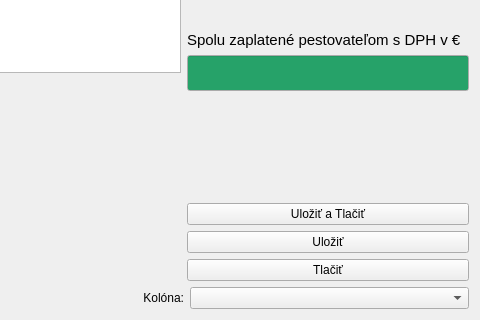
Above: src/ui/create_distilling_tab.ui from EduardFrlicka/Palenica-PyQt6 before the change; both pictures show x 959 to 1439 and y 316 to 636 of the 1439 by 636 pixel window. Below: the same form after it.
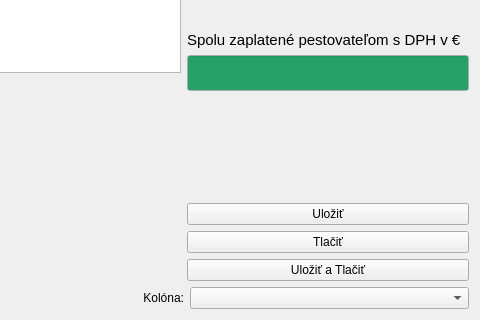
That is the form after the change. Icons and pictures are not drawn. Custom widgets are drawn as their Qt base class.

Commit message: config class, default values

Diff of the .ui file:
```diff
--- a/src/ui/create_distilling_tab.ui
+++ b/src/ui/create_distilling_tab.ui
@@ -791,13 +791,6 @@
          </property>
         </spacer>
        </item>
-       <item>
-        <widget class="QPushButton" name="button_SavePrint">
-         <property name="text">
-          <string>Uložiť a Tlačiť</string>
-         </property>
-        </widget>
-       </item>
        <item>
         <widget class="QPushButton" name="button_Save">
          <property name="text">
@@ -818,6 +811,13 @@
          </property>
         </widget>
        </item>
+       <item>
+        <widget class="QPushButton" name="button_SavePrint">
+         <property name="text">
+          <string>Uložiť a Tlačiť</string>
+         </property>
+        </widget>
+       </item>
       </layout>
      </item>
     </layout>
```
The commit also changes 9 other files.
